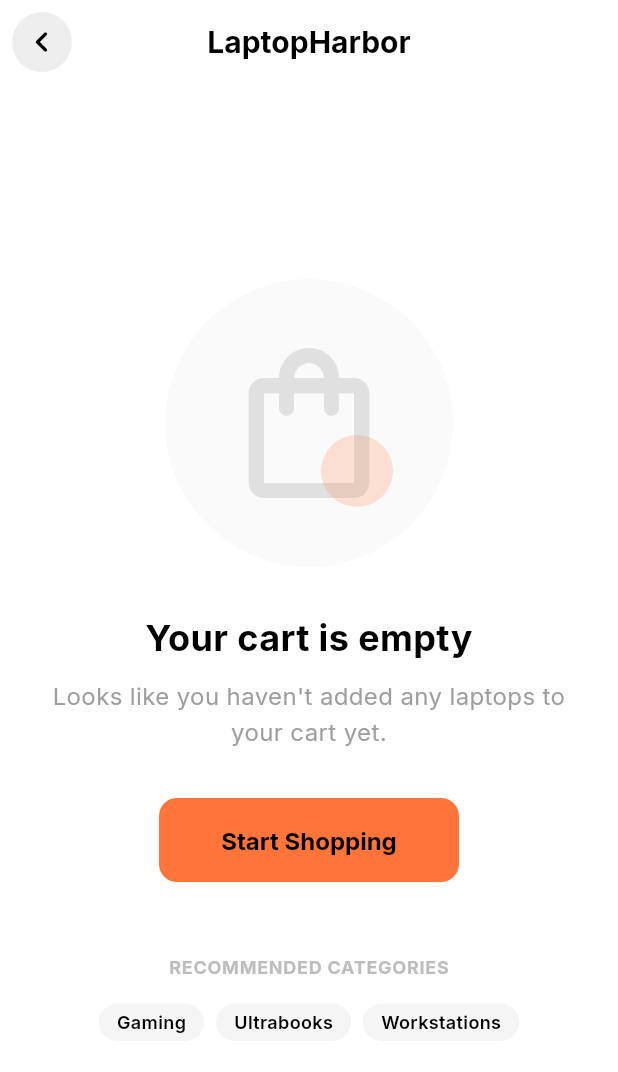
After one commit to 404khai/LaptopHarbor, a Flutter app: the CartScreen screen opened directly, on a phone screen of 412 x 824 dp. The commit adds this screen. Shown: the top 1072 px of the screen. Run offline on Flutter 3.47's test engine with Material 3 defaults, Android fonts, the phone set to English and light mode, and no system bars; our stand-ins replace google_fonts.

Commit message:
feat: Implement Cart Screen empty state and navigation
- Create CartScreen with an empty state UI:
    - Minimalist shopping bag illustration with decorative elements.
    - Your cart is empty message.
    - Start Shopping button.
    - Recommended Categories section with chips.
- Update HomeScreen to navigate to CartScreen when the cart tab (index 2) is tapped in the bottom navigation bar.

```diff
--- /dev/null
+++ b/lib/screens/cart_screen.dart
@@ -0,0 +1,168 @@
+import 'package:flutter/material.dart';
+import 'package:google_fonts/google_fonts.dart';
+import '../theme/app_theme.dart';
+import '../widgets/custom_back_button.dart';
+
+class CartScreen extends StatelessWidget {
+  const CartScreen({super.key});
+
+  @override
+  Widget build(BuildContext context) {
+    return Scaffold(
+      backgroundColor: AppColors.background,
+      appBar: AppBar(
+        backgroundColor: Colors.transparent,
+        elevation: 0,
+        centerTitle: true,
+        leading: const Center(child: CustomBackButton()),
+        title: Text(
+          'LaptopHarbor',
+          style: GoogleFonts.inter(
+            fontSize: 20,
+            fontWeight: FontWeight.bold,
+            color: AppColors.text,
+          ),
+        ),
+      ),
+      body: SafeArea(
+        child: Padding(
+          padding: const EdgeInsets.symmetric(horizontal: 24.0),
+          child: Column(
+            mainAxisAlignment: MainAxisAlignment.center,
+            crossAxisAlignment: CrossAxisAlignment.center,
+            children: [
+              // Minimalist Illustration Container
+              Container(
+                width: 192, // 48 * 4
+                height: 192,
+                decoration: BoxDecoration(
+                  color: Colors.grey[50], // slate-50
+                  shape: BoxShape.circle,
+                ),
+                child: Stack(
+                  alignment: Alignment.center,
+                  children: [
+                    Icon(
+                      Icons.shopping_bag_outlined,
+                      size: 120,
+                      color: Colors.grey[300], // slate-300
+                      weight: 100, // thin icon
+                    ),
+                    Positioned(
+                      bottom: 40,
+                      right: 40,
+                      child: Container(
+                        width: 48,
+                        height: 48,
+                        decoration: BoxDecoration(
+                          color: AppColors.primary.withValues(alpha: 0.2),
+                          shape: BoxShape.circle,
+                        ),
+                        child: Container(
+                          decoration: const BoxDecoration(
+                            shape: BoxShape.circle,
+                          ),
+                        ),
+                      ),
+                    ),
+                  ],
+                ),
+              ),
+              const SizedBox(height: 32),
+
+              // Empty Cart Text
+              Text(
+                'Your cart is empty',
+                style: GoogleFonts.inter(
+                  fontSize: 24,
+                  fontWeight: FontWeight.bold,
+                  color: AppColors.text,
+                  height: 1.25,
+                ),
+                textAlign: TextAlign.center,
+              ),
+              const SizedBox(height: 12),
+              Text(
+                "Looks like you haven't added any laptops to your cart yet.",
+                style: GoogleFonts.inter(
+                  fontSize: 16,
+                  color: AppColors.subtext,
+                  height: 1.5,
+                ),
+                textAlign: TextAlign.center,
+              ),
+              const SizedBox(height: 32),
+
+              // Start Shopping Button
+              SizedBox(
+                height: 56,
+                width: 200,
+                child: ElevatedButton(
+                  onPressed: () {
+                    // Navigate back to home or shop
+                    Navigator.of(context).pop();
+                  },
+                  style: ElevatedButton.styleFrom(
+                    backgroundColor: AppColors.primary,
+                    foregroundColor: Colors.black,
+                    elevation: 0,
+                    shape: RoundedRectangleBorder(
+                      borderRadius: BorderRadius.circular(12),
+                    ),
+                  ),
+                  child: Text(
+                    'Start Shopping',
+                    style: GoogleFonts.inter(
+                      fontSize: 16,
+                      fontWeight: FontWeight.bold,
+                    ),
+                  ),
+                ),
+              ),
+              const SizedBox(height: 48), // Added spacing
+              // Recommended Categories
+              Text(
+                'RECOMMENDED CATEGORIES',
+                style: GoogleFonts.inter(
+                  fontSize: 12,
+                  fontWeight: FontWeight.bold,
+                  color: Colors.grey[400],
+                  letterSpacing: 0.5,
+                ),
+              ),
+              const SizedBox(height: 16),
+              Row(
+                mainAxisAlignment: MainAxisAlignment.center,
+                children: [
+                  _buildCategoryChip('Gaming'),
+                  const SizedBox(width: 8),
+                  _buildCategoryChip('Ultrabooks'),
+                  const SizedBox(width: 8),
+                  _buildCategoryChip('Workstations'),
+                ],
+              ),
+            ],
+          ),
+        ),
+      ),
+    );
+  }
+
+  Widget _buildCategoryChip(String label) {
+    return Container(
+      padding: const EdgeInsets.symmetric(horizontal: 12, vertical: 4),
+      decoration: BoxDecoration(
+        color: Colors.grey[100],
+        borderRadius: BorderRadius.circular(20),
+      ),
+      child: Text(
+        label,
+        style: GoogleFonts.inter(
+          fontSize: 12,
+          fontWeight: FontWeight.w600,
+          color: AppColors.text,
+        ),
+      ),
+    );
+  }
+}
```
Also changed, not shown: lib/screens/home_screen.dart (+69 -25 lines), 1 other file.
